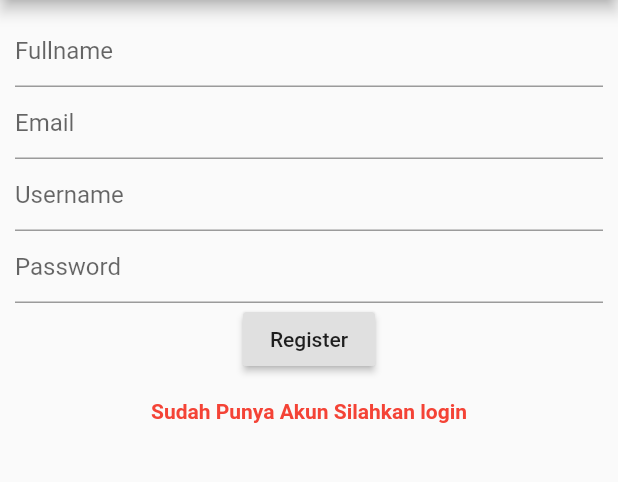
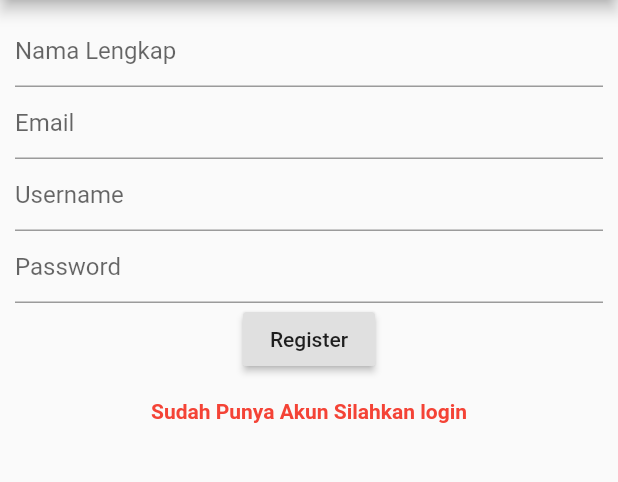
Before and after one commit to hun7ok/form-flutter, a Flutter app: the screen it shows after launch, after a tap on "Belum Punya Akun,Silahkan Daftar", on a phone screen of 412 x 824 dp, the part 84-566 px from its top. Run offline on Flutter 3.47's test engine with Material 2 defaults, Android fonts, the phone set to English and light mode, and no system bars; our stand-ins replace fluttertoast, rxdart.

Commit message:
login dan register pake rxdart

```diff
--- a/lib/main.dart
+++ b/lib/main.dart
@@ -3,6 +3,7 @@
 import 'package:flutter/material.dart';
 import 'package:fluttertoast/fluttertoast.dart';
 import 'package:formlogin/register.dart';
+import 'package:formlogin/bloc/login_bloc.dart';
 
 import 'menu_utama.dart';
 
@@ -55,20 +56,37 @@ class _DataFormState extends State<DataForm> {
             Form(
                 child: Column(
                   children: <Widget>[
-                    TextFormField(
-
-                      decoration: InputDecoration(hintText: "Username"),
+                    StreamBuilder<String>(
+                      stream: loginBloc.email,
+                      builder: (context, snapshot) {
+                        return TextFormField(
+                          onChanged: loginBloc.changeEmail,
+                          decoration: InputDecoration(hintText: "Username",errorText: snapshot.error),
                           controller: usernameController,
+                        );
+                      }
                     ),
-                    TextFormField(
+                    StreamBuilder<String>(
+                      stream: loginBloc.password,
+                      builder: (context, snapshot) {
+                        return TextFormField(
+                          onChanged: loginBloc.changePassword,
                           obscureText: true,
                           controller: passwordController,
-                      decoration: InputDecoration(hintText: "Password"),
+                          decoration: InputDecoration(hintText: "Password",errorText: snapshot.error),
+                        );
+                      }
                     ),
-                    RaisedButton(
+                    SizedBox(
+                      height: 8,
+                    ),
+                    StreamBuilder<bool>(
+                      stream: loginBloc.submitValid,
+                      builder: (context, snapshot) {
+                        return RaisedButton(
                           child: Text("Login"),
                           onPressed: () {
-                        setState(() {
+                            /*setState(() {
                               username = usernameController.text;
                               password = passwordController.text;
                             });
@@ -94,9 +112,12 @@ class _DataFormState extends State<DataForm> {
                                   timeInSecForIosWeb: 5,
                                 );
 
-                          }
+                              }*/
+
 
                           },
+                        );
+                      }
                     ),
 
 
--- a/lib/menu_utama.dart
+++ b/lib/menu_utama.dart
@@ -1,5 +1,6 @@
 import 'package:flutter/material.dart';
 import 'package:formlogin/main.dart';
+
 
 class HomePage extends StatefulWidget {
   String username1;
--- a/lib/register.dart
+++ b/lib/register.dart
@@ -1,4 +1,5 @@
 import 'package:flutter/material.dart';
+import 'package:formlogin/bloc/login_bloc.dart';
 
 import 'main.dart';
 
@@ -11,61 +12,73 @@ class Register extends StatelessWidget {
           "Register Form",
           style: TextStyle(fontWeight: FontWeight.bold),
         ),
-
       ),
       body: Container(
         padding: EdgeInsets.all(10.0),
         child: Form(
+          child: SingleChildScrollView(
             child: Column(
               children: <Widget>[
-              TextFormField(
+                StreamBuilder<String>(
+                  stream: loginBloc.namaLengkapnya,
+                  builder: (context, snapshot) {
+                    return TextFormField(
+                      onChanged: loginBloc.changeNama,
                         decoration: InputDecoration(
-                  hintText: "Fullname",
-
-                )
+                      hintText: "Nama Lengkap",
+                      errorText: snapshot.error
+                    ));
+                  }
                 ),
-              TextFormField(
+                StreamBuilder<String>(
+                    stream: loginBloc.email,
+                    builder: (context, snapshot) {
+                      return TextFormField(
+                        onChanged: loginBloc.changeEmail,
                         decoration: InputDecoration(
-                      hintText: "Email",
-
-                  ),
-
-              ),
-              TextFormField(
+                            hintText: "Email", errorText: snapshot.error),
+                      );
+                    }),
+                StreamBuilder<String>(
+                  stream: loginBloc.akunUsername,
+                  builder: (context, snapshot) {
+                    return TextFormField(
+                      onChanged: loginBloc.changeUsername,
                       decoration: InputDecoration(
                         hintText: "Username",
-
+                        errorText: snapshot.error
                       ),
-
+                    );
+                  }
                 ),
-              TextFormField(
+                StreamBuilder<String>(
+                  stream: loginBloc.password,
+                  builder: (context, snapshot) {
+                    return TextFormField(
+                      onChanged: loginBloc.changePassword,
                       obscureText: true,
                       decoration: InputDecoration(
                         hintText: "Password",
-
-
+                        errorText: snapshot.error
                       ),
-
+                    );
+                  }
                 ),
                 RaisedButton(
-                  onPressed: () {
-
-                  },
+                  onPressed: () {},
                   child: Text("Register"),
                 ),
                 FlatButton(
                     onPressed: () {
-                    Navigator.push(context, MaterialPageRoute(builder:
-                        (context) => BaseForm()));
+                      Navigator.push(context,
+                          MaterialPageRoute(builder: (context) => BaseForm()));
                     },
-                  child: Text(
-                      "Sudah Punya Akun Silahkan login",
-                      style: TextStyle(fontWeight: FontWeight.bold,color: Colors.red)
-                  )
-              )
+                    child: Text("Sudah Punya Akun Silahkan login",
+                        style: TextStyle(
+                            fontWeight: FontWeight.bold, color: Colors.red)))
               ],
             ),
-
+          ),
         ),
       ),
     );
--- a/pubspec.yaml
+++ b/pubspec.yaml
@@ -25,6 +25,7 @@ dependencies:
   # Use with the CupertinoIcons class for iOS style icons.
   cupertino_icons: ^0.1.2
   fluttertoast: ^4.0.1
+  rxdart : ^0.24.1
 dev_dependencies:
   flutter_test:
     sdk: flutter
```
Also changed, not shown: lib/bloc/Provider.dart (added, +12 -0 lines), lib/bloc/login_bloc.dart (added, +35 -0 lines), lib/bloc/validators.dart (added, +40 -0 lines), lib/bloc/login_screen.dart (added), pubspec.lock. Lines whose indentation alone changed are shown as unchanged.
